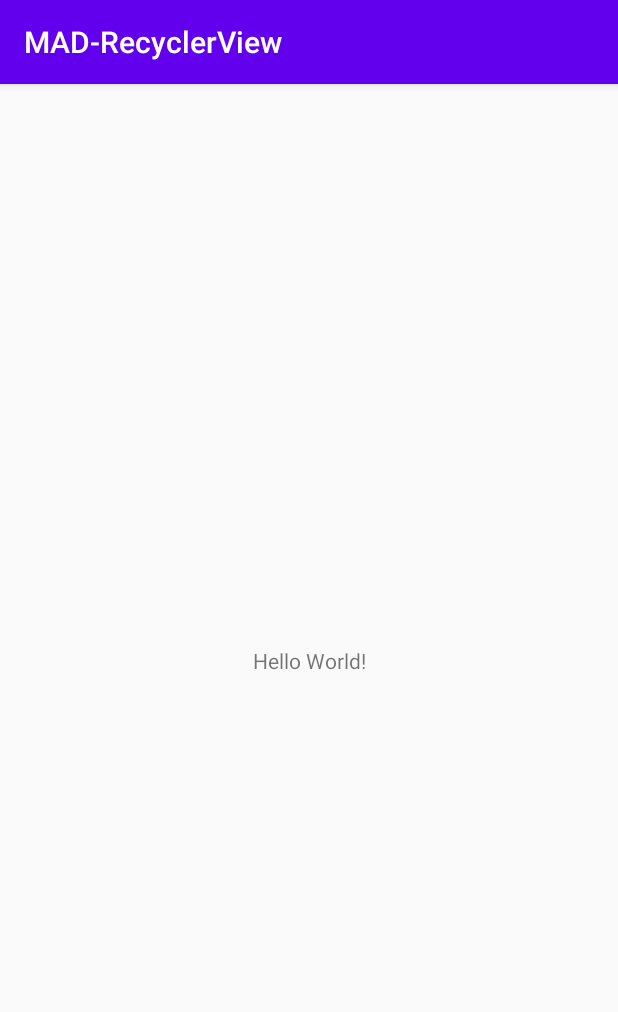
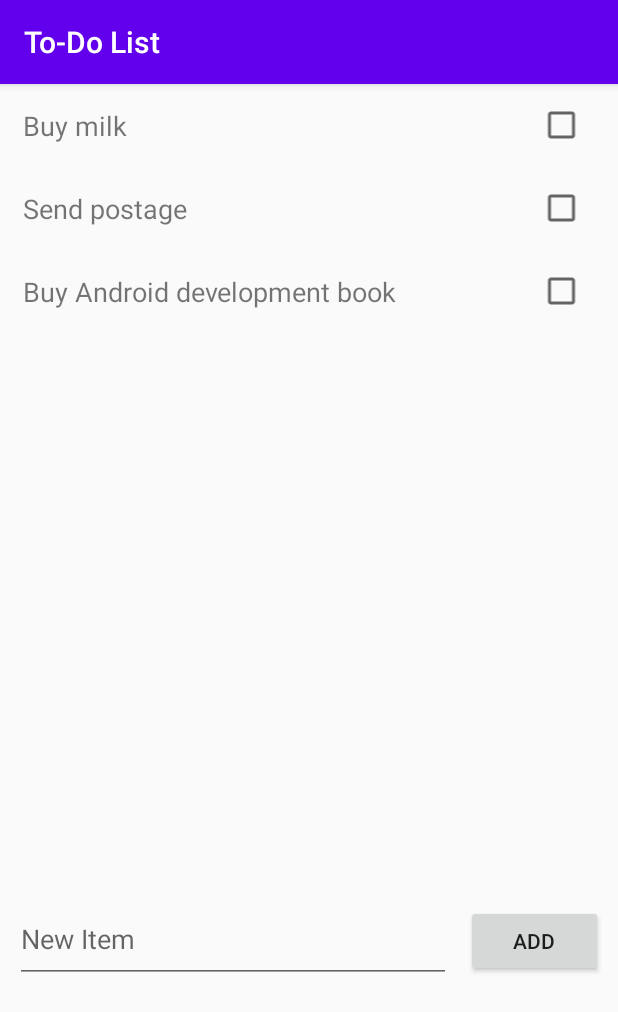
Before and after one commit to MAD-2020/mad-practical-5-recyclerview-JeromeTan1029, an Android app: the screen it shows after launch (MainActivity), on a phone screen of 412 x 824 dp. Shown: the top 1012 px of the screen. Run offline under Robolectric (Android 15) with nearby library versions, the phone set to English and light mode, and no system bars.

Commit message:
Week 5 Practical Complete

```diff
--- a/app/src/main/java/sg/edu/np/mad/mad_recyclerview/MainActivity.java
+++ b/app/src/main/java/sg/edu/np/mad/mad_recyclerview/MainActivity.java
@@ -1,20 +1,83 @@
 package sg.edu.np.mad.mad_recyclerview;
 
 import androidx.appcompat.app.AppCompatActivity;
+import androidx.recyclerview.widget.DefaultItemAnimator;
+import androidx.recyclerview.widget.LinearLayoutManager;
 import androidx.recyclerview.widget.RecyclerView;
 
+import android.app.AlertDialog;
 import android.content.Context;
+import android.content.DialogInterface;
 import android.os.Bundle;
+import android.util.Log;
+import android.view.View;
 import android.view.inputmethod.InputMethodManager;
+import android.widget.Button;
+import android.widget.EditText;
+import android.widget.TextView;
+import android.widget.Toast;
 
 import java.util.ArrayList;
+import java.util.List;
+
+import sg.edu.np.mad.mad_recyclerview.ToDoList.ToDoListAdaptor;
+import sg.edu.np.mad.mad_recyclerview.ToDoList.ToDoListItem;
 
 public class MainActivity extends AppCompatActivity {
+
+    private EditText addToDoItemText;
+    private Button addToDoItemButton;
+
+    private static final String TAG = "MainActivty";
+
+    private ArrayList<ToDoListItem> toDoListItems = new ArrayList<ToDoListItem>();
+
+    private List<String> toDoListTexts = new ArrayList<String>();
 
     @Override
     protected void onCreate(Bundle savedInstanceState) {
         super.onCreate(savedInstanceState);
         setContentView(R.layout.activity_main);
+
+        this.setTitle("To-Do List");
+
+        addToDoItemText = findViewById(R.id.addToDoItemText);
+        addToDoItemButton = findViewById(R.id.addToDoItemButton);
+
+        toDoListTexts.add("Buy milk");
+        toDoListTexts.add("Send postage");
+        toDoListTexts.add("Buy Android development book");
+        for (String txt : toDoListTexts){
+            ToDoListItem item = new ToDoListItem(txt, false);
+            toDoListItems.add(item);
+        }
+
+        final RecyclerView toDoListRecyclerView = findViewById(R.id.toDoListRecyclerView);
+        final ToDoListAdaptor toDoListAdaptor = new ToDoListAdaptor(toDoListItems);
+
+        LinearLayoutManager linearLayoutManager = new LinearLayoutManager(this);
+
+        toDoListRecyclerView.setLayoutManager(linearLayoutManager);
+        toDoListRecyclerView.setItemAnimator(new DefaultItemAnimator());
+        toDoListRecyclerView.setAdapter(toDoListAdaptor);
+
+        addToDoItemButton.setOnClickListener(new View.OnClickListener() {
+            @Override
+            public void onClick(View v) {
+                String txt = addToDoItemText.getEditableText().toString();
+                if (!(txt.replace(" ", "").isEmpty())){
+                    toDoListAdaptor.getData().add(new ToDoListItem(txt, false));
+                    toDoListAdaptor.notifyItemInserted(toDoListAdaptor.getData().size() - 1);
+                    toDoListAdaptor.notifyDataSetChanged();
+                    addToDoItemText.setText("");
+                    showNewEntry(toDoListRecyclerView, toDoListAdaptor.getData());
+                    Log.v(TAG, "New Item Added");
+                }
+                else{
+                    Toast.makeText(getApplicationContext(), "Invalid Item", Toast.LENGTH_SHORT).show();
+                }
+            }
+        });
     }
 
     /**
--- /dev/null
+++ b/app/src/main/java/sg/edu/np/mad/mad_recyclerview/ToDoList/ToDoListAdaptor.java
@@ -0,0 +1,80 @@
+package sg.edu.np.mad.mad_recyclerview.ToDoList;
+
+import android.app.AlertDialog;
+import android.content.DialogInterface;
+import android.text.Html;
+import android.util.Log;
+import android.view.LayoutInflater;
+import android.view.View;
+import android.view.ViewGroup;
+import android.widget.CheckBox;
+import android.widget.TextView;
+
+import androidx.annotation.NonNull;
+import androidx.recyclerview.widget.RecyclerView;
+
+import java.util.ArrayList;
+
+import sg.edu.np.mad.mad_recyclerview.MainActivity;
+import sg.edu.np.mad.mad_recyclerview.R;
+
+public class ToDoListAdaptor extends RecyclerView.Adapter<ToDoListViewHolder> {
+
+    private static final String TAG = "ToDoListAdaptor";
+
+    private ArrayList<ToDoListItem> data;
+
+    public ArrayList<ToDoListItem> getData() {
+        return data;
+    }
+
+
+
+    public ToDoListAdaptor(ArrayList<ToDoListItem> input){
+        data = input;
+    }
+
+    public ToDoListViewHolder onCreateViewHolder(ViewGroup parent, int viewType) {
+        View item = LayoutInflater.from(parent.getContext()).inflate(R.layout.to_do_list_viewholder, parent, false);
+        return new ToDoListViewHolder(item);
+    }
+
+    public void onBindViewHolder(ToDoListViewHolder holder, final int position){
+        ToDoListItem item = data.get(position);
+
+        holder.txt.setText(item.getTxt());
+        holder.checkBox.setChecked(item.isChecked());
+
+        holder.txt.setOnClickListener(new View.OnClickListener() {
+            @Override
+            public void onClick(View v) {
+                AlertDialog.Builder deleteBuilder = new AlertDialog.Builder(v.getContext());
+                deleteBuilder.setTitle("Delete");
+                deleteBuilder.setMessage(Html.fromHtml("<p style=\"text-align:center;\">Are you sure you want to delete <br/> <b>" + data.get(position).getTxt() + "</b>?</p>"));
+                deleteBuilder.setCancelable(false);
+                deleteBuilder.setPositiveButton("Yes", new DialogInterface.OnClickListener() {
+                    @Override
+                    public void onClick(DialogInterface dialog, int which) {
+                        notifyItemRemoved(position);
+                        data.remove(position);
+                        notifyItemRangeChanged(position, data.size());
+                        Log.v(TAG, "Item Removed");
+                    }
+                });
+                deleteBuilder.setNegativeButton("No", new DialogInterface.OnClickListener() {
+                    @Override
+                    public void onClick(DialogInterface dialog, int which) {
+                        Log.v(TAG, "User Cancelled Remove Item");
+                    }
+                });
+                final AlertDialog deleteAlert = deleteBuilder.create();
+                deleteAlert.show();
+                Log.v(TAG, "Delete Confirmation Alert shown to User");
+            }
+        });
+    }
+
+    public int getItemCount(){
+        return data.size();
+    }
+}
--- /dev/null
+++ b/app/src/main/java/sg/edu/np/mad/mad_recyclerview/ToDoList/ToDoListItem.java
@@ -0,0 +1,29 @@
+package sg.edu.np.mad.mad_recyclerview.ToDoList;
+
+public class ToDoListItem {
+
+    private String txt;
+    private boolean checked;
+
+    public ToDoListItem(String txt, boolean checked){
+        this.txt = txt;
+        this.checked = checked;
+    }
+
+    public String getTxt() {
+        return txt;
+    }
+
+    public void setTxt(String txt) {
+        this.txt = txt;
+    }
+
+    public boolean isChecked() {
+        return checked;
+    }
+
+    public void setChecked(boolean checked) {
+        this.checked = checked;
+    }
+
+}
--- /dev/null
+++ b/app/src/main/java/sg/edu/np/mad/mad_recyclerview/ToDoList/ToDoListViewHolder.java
@@ -0,0 +1,20 @@
+package sg.edu.np.mad.mad_recyclerview.ToDoList;
+
+import android.view.View;
+import android.widget.CheckBox;
+import android.widget.TextView;
+
+import androidx.recyclerview.widget.RecyclerView;
+
+import sg.edu.np.mad.mad_recyclerview.R;
+
+public class ToDoListViewHolder extends RecyclerView.ViewHolder {
+    TextView txt;
+    CheckBox checkBox;
+
+    public ToDoListViewHolder(View itemView){
+        super(itemView);
+        txt = itemView.findViewById(R.id.toDoListText);
+        checkBox = itemView.findViewById(R.id.toDoListCheckbox);
+    }
+}
--- a/app/src/main/res/layout/activity_main.xml
+++ b/app/src/main/res/layout/activity_main.xml
@@ -1,18 +1,48 @@
 <?xml version="1.0" encoding="utf-8"?>
-<androidx.constraintlayout.widget.ConstraintLayout xmlns:android="http://schemas.android.com/apk/res/android"
+<LinearLayout xmlns:android="http://schemas.android.com/apk/res/android"
     xmlns:app="http://schemas.android.com/apk/res-auto"
     xmlns:tools="http://schemas.android.com/tools"
     android:layout_width="match_parent"
     android:layout_height="match_parent"
+    android:orientation="vertical"
     tools:context=".MainActivity">
 
-    <TextView
-        android:layout_width="wrap_content"
-        android:layout_height="wrap_content"
-        android:text="Hello World!"
-        app:layout_constraintBottom_toBottomOf="parent"
-        app:layout_constraintLeft_toLeftOf="parent"
-        app:layout_constraintRight_toRightOf="parent"
-        app:layout_constraintTop_toTopOf="parent" />
+    <LinearLayout
+        android:layout_width="match_parent"
+        android:layout_height="531dp"
+        android:orientation="vertical">
 
-</androidx.constraintlayout.widget.ConstraintLayout>
+        <androidx.recyclerview.widget.RecyclerView
+            android:id="@+id/toDoListRecyclerView"
+            android:layout_width="match_parent"
+            android:layout_height="match_parent" />
+    </LinearLayout>
+
+    <LinearLayout
+        android:layout_width="match_parent"
+        android:layout_height="match_parent"
+        android:orientation="horizontal">
+
+        <EditText
+            android:id="@+id/addToDoItemText"
+            android:layout_width="288dp"
+            android:layout_height="58dp"
+            android:layout_marginStart="10sp"
+            android:layout_marginTop="10sp"
+            android:layout_marginEnd="10sp"
+            android:layout_weight="1"
+            android:ems="10"
+            android:inputType="textPersonName"
+            android:hint="New Item" />
+
+        <Button
+            android:id="@+id/addToDoItemButton"
+            android:layout_width="wrap_content"
+            android:layout_height="wrap_content"
+            android:layout_weight="1"
+            android:layout_marginEnd="10sp"
+            android:layout_marginTop="10sp"
+            android:text="Add" />
+    </LinearLayout>
+
+</LinearLayout>
--- /dev/null
+++ b/app/src/main/res/layout/to_do_list_viewholder.xml
@@ -0,0 +1,26 @@
+<?xml version="1.0" encoding="utf-8"?>
+<LinearLayout xmlns:android="http://schemas.android.com/apk/res/android"
+    xmlns:app="http://schemas.android.com/apk/res-auto"
+    xmlns:tools="http://schemas.android.com/tools"
+    android:layout_width="match_parent"
+    android:layout_height="wrap_content">
+
+    <TextView
+        android:id="@+id/toDoListText"
+        android:layout_width="357dp"
+        android:layout_height="wrap_content"
+        android:paddingStart="15sp"
+        android:layout_marginEnd="10sp"
+        android:paddingTop="15sp"
+        android:paddingBottom="15sp"
+        android:text="TextView"
+        android:textAlignment="viewStart"
+        android:textSize="18sp" />
+
+    <CheckBox
+        android:id="@+id/toDoListCheckbox"
+        android:layout_width="52dp"
+        android:layout_height="54dp"
+        android:layout_gravity="center"
+        android:translationX="-9sp" />
+</LinearLayout>
```
